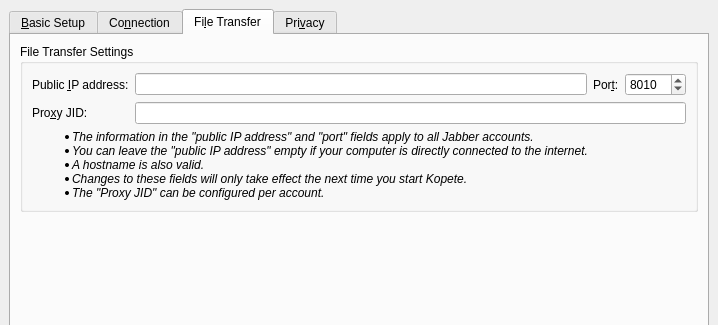
The window that protocols/jabber/ui/dlgjabbereditaccountwidget.ui (KDE/kopete) describes before a commit, drawn with Qt 5; both pictures show x 0 to 718 and y 0 to 325 of the 718 by 522 pixel window.
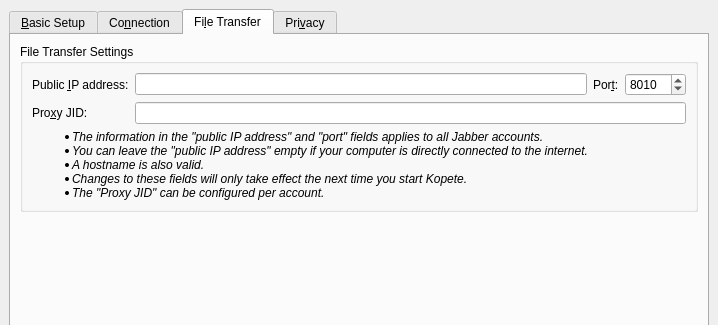
The same window after the commit. The open tabs and pages were chosen to show the change. Custom widgets are drawn as their Qt base class.

```diff
--- a/protocols/jabber/ui/dlgjabbereditaccountwidget.ui
+++ b/protocols/jabber/ui/dlgjabbereditaccountwidget.ui
@@ -822,7 +822,7 @@
           <item>
            <widget class="QLabel" name="textLabel3" >
             <property name="text" >
-             <string>&lt;i>&lt;ul>&lt;li>The information in the "public IP address" and "port" fields apply to all Jabber accounts.&lt;/li>
+             <string>&lt;i>&lt;ul>&lt;li>The information in the "public IP address" and "port" fields applies to all Jabber accounts.&lt;/li>
 &lt;li>You can leave the "public IP address" empty if your computer is directly connected to the internet.&lt;/li>
 &lt;li>A hostname is also valid.&lt;/li>
 &lt;li>Changes to these fields will only take effect the next time you start Kopete.&lt;/li>
```
Left out of the diff: 14 changed lines with no effect on the pictures.
